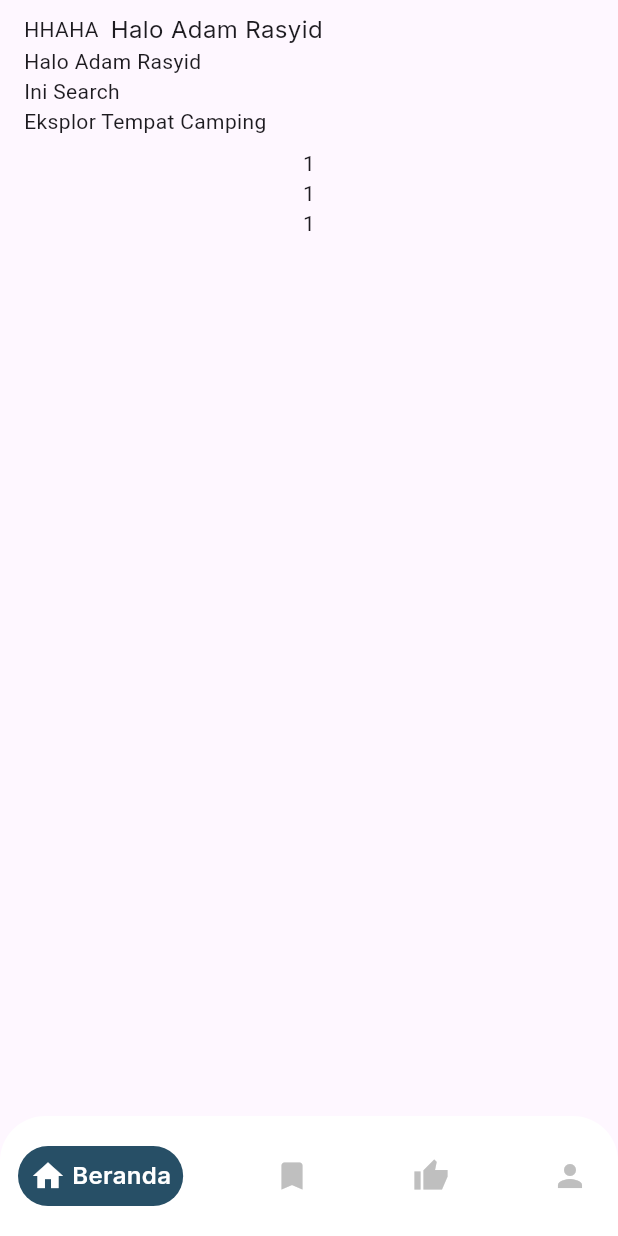
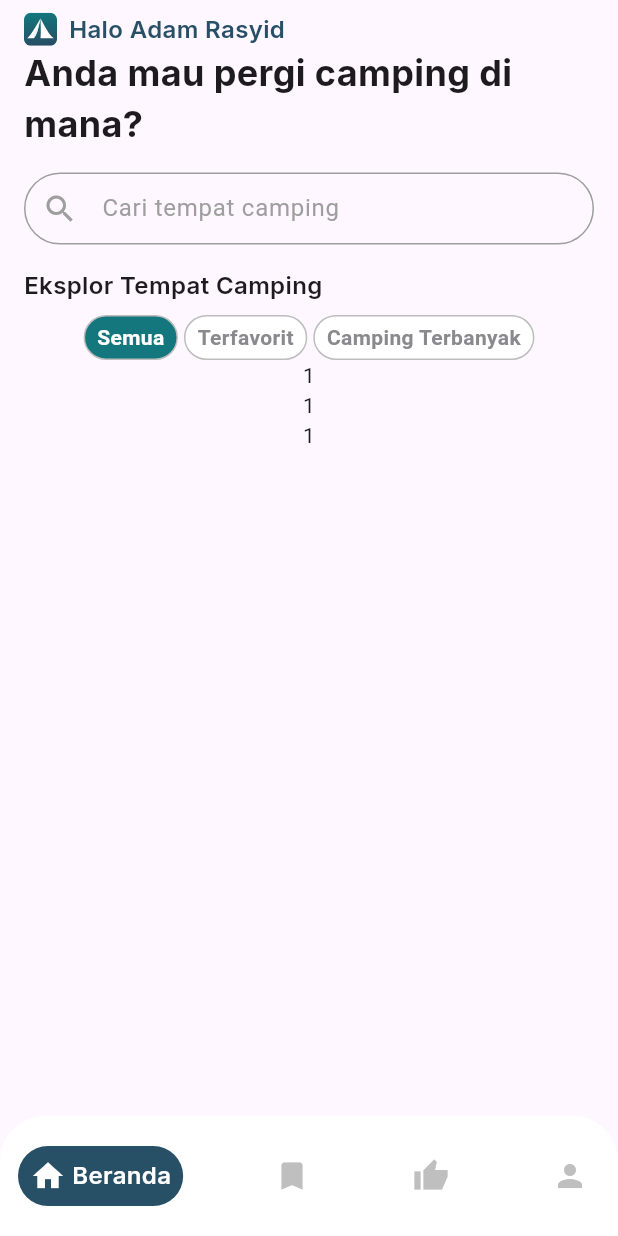
Before and after one commit to adamrasyid01/FinalProject-Camping-Frontend, a Flutter app: the screen it shows after launch, on a phone screen of 412 x 824 dp. Run offline on Flutter 3.47's test engine with Material 3 defaults, Android fonts, the phone set to English and light mode, and no system bars; drawn by our look-alikes of google_nav_bar; our stand-ins replace flutter_svg, google_fonts.

Commit message:
feat : Beranda- Filter Chip Camping

```diff
--- a/lib/pages/beranda_page.dart
+++ b/lib/pages/beranda_page.dart
@@ -1,7 +1,20 @@
 import 'package:flutter/material.dart';
+import 'package:flutter_camping_frontend/utils/text_styles.dart';
+import 'package:flutter_camping_frontend/widgets/custom_chip.dart';
+import 'package:flutter_camping_frontend/widgets/search_input.dart';
+import 'package:flutter_svg/flutter_svg.dart';
 
-class BerandaPage extends StatelessWidget {
+class BerandaPage extends StatefulWidget {
   const BerandaPage({super.key});
+
+  @override
+  State<BerandaPage> createState() => _BerandaPageState();
+}
+
+class _BerandaPageState extends State<BerandaPage> {
+  int selectedFilterIndex = 0;
+
+  final List<String> filters = ['Semua', 'Terfavorit', 'Camping Terbanyak'];
 
   @override
   Widget build(BuildContext context) {
@@ -18,19 +31,52 @@ class BerandaPage extends StatelessWidget {
                     children: [
                       Padding(
                         padding: const EdgeInsets.only(right: 8.0),
-                        child: Text("HHAHA"),
+                        child: SvgPicture.asset('assets/icons/campHome.svg'),
                       ),
                       Text("Halo Adam Rasyid",
-                          style: TextStyle(fontFamily: 'Inter', fontSize: 16)),
+                          style: AppTextStyle.semiBold16.copyWith(
+                            color: Color(0xFF274F66),
+                          )),
                     ],
                   ),
-                  Text("Halo Adam Rasyid"),
-                  Text("Ini Search "),
-                  Text("Eksplor Tempat Camping"),
+                  Text(
+                    "Anda mau pergi camping di mana?",
+                    style: AppTextStyle.bold24,
+                  ),
+                  Padding(
+                    padding: const EdgeInsets.symmetric(vertical: 16.0),
+                    child: SearchInput(
+                      hintText: "Cari tempat camping",
+                      onChanged: (value) {
+                        print(value);
+                      },
+                    ),
+                  ),
+                  Text("Eksplor Tempat Camping",
+                      style: AppTextStyle.semiBold16),
                 ],
               ),
             ),
             // Text("Filter") Biar bisa di scroll horizontal
+            SingleChildScrollView(
+              scrollDirection: Axis.horizontal,
+              child: Row(
+                children: List.generate(filters.length, (index) {
+                  return Padding(
+                    padding: const EdgeInsets.symmetric(horizontal: 2),
+                    child: CustomChip(
+                      label: filters[index],
+                      isSelected: selectedFilterIndex == index,
+                      onTap: () {
+                        setState(() {
+                          selectedFilterIndex = index;
+                        });
+                      },
+                    ),
+                  );
+                }),
+              ),
+            ),
             Column(children: [Text("1"), Text("1"), Text("1")])
           ],
         ),
--- /dev/null
+++ b/lib/widgets/custom_chip.dart
@@ -0,0 +1,36 @@
+import 'package:flutter/material.dart';
+
+class CustomChip extends StatelessWidget {
+  final String label;
+  final bool isSelected;
+  final VoidCallback onTap;
+
+  const CustomChip({
+    Key? key,
+    required this.label,
+    required this.isSelected,
+    required this.onTap,
+  }) : super(key: key);
+
+  @override
+  Widget build(BuildContext context) {
+    return GestureDetector(
+      onTap: onTap,
+      child: Container(
+        padding: const EdgeInsets.symmetric(horizontal: 8, vertical: 4),
+        decoration: BoxDecoration(
+          color: isSelected ? const Color(0xFF14777D) : Colors.white,
+          borderRadius: BorderRadius.circular(20),
+          border: Border.all(color: Colors.grey.shade400),
+        ),
+        child: Text(
+          label,
+          style: TextStyle(
+            color: isSelected ? Colors.white : const Color(0xFF8A8A8E),
+            fontWeight: FontWeight.bold,
+          ),
+        ),
+      ),
+    );
+  }
+}
--- /dev/null
+++ b/lib/widgets/search_input.dart
@@ -0,0 +1,39 @@
+import 'package:flutter/material.dart';
+
+class SearchInput extends StatelessWidget {
+  final TextEditingController? controller;
+  final ValueChanged<String>? onChanged;
+  final String? hintText;
+  const SearchInput({
+    super.key,
+    this.controller,
+    this.onChanged,
+    this.hintText,
+  });
+
+  @override
+  Widget build(BuildContext context) {
+    return TextField(
+      controller: controller,
+      onChanged: onChanged,
+      decoration: InputDecoration(
+        prefixIcon: const Icon(Icons.search, color: Colors.grey),
+        hintText: hintText,
+        hintStyle: const TextStyle(color: Colors.grey),
+        border: OutlineInputBorder(
+          borderRadius: BorderRadius.circular(30),
+          borderSide: const BorderSide(color: Colors.grey),
+        ),
+        enabledBorder: OutlineInputBorder(
+          borderRadius: BorderRadius.circular(30),
+          borderSide: const BorderSide(color: Colors.grey),
+        ),
+        focusedBorder: OutlineInputBorder(
+          borderRadius: BorderRadius.circular(30),
+          borderSide: const BorderSide(color: Colors.blue),
+        ),
+        contentPadding: const EdgeInsets.symmetric(vertical: 10),
+      ),
+    );
+  }
+}
--- a/pubspec.yaml
+++ b/pubspec.yaml
@@ -33,6 +33,7 @@ dependencies:
   shared_preferences: ^2.5.2
   google_nav_bar: ^5.0.7
   google_fonts: ^6.2.1
+  flutter_svg: ^2.0.17
 
   # The following adds the Cupertino Icons font to your application.
   # Use with the CupertinoIcons class for iOS style icons.
@@ -61,9 +62,8 @@ flutter:
   uses-material-design: true
 
   # To add assets to your application, add an assets section, like this:
-  # assets:
-  #   - images/a_dot_burr.jpeg
-  #   - images/a_dot_ham.jpeg
+  assets:
+    - assets/icons/campHome.svg
 
   # An image asset can refer to one or more resolution-specific "variants", see
   # https://flutter.dev/to/resolution-aware-images
```
Also changed, not shown: assets/icons/campHome.svg (added), lib/widgets/custom_search.dart (deleted), pubspec.lock.
